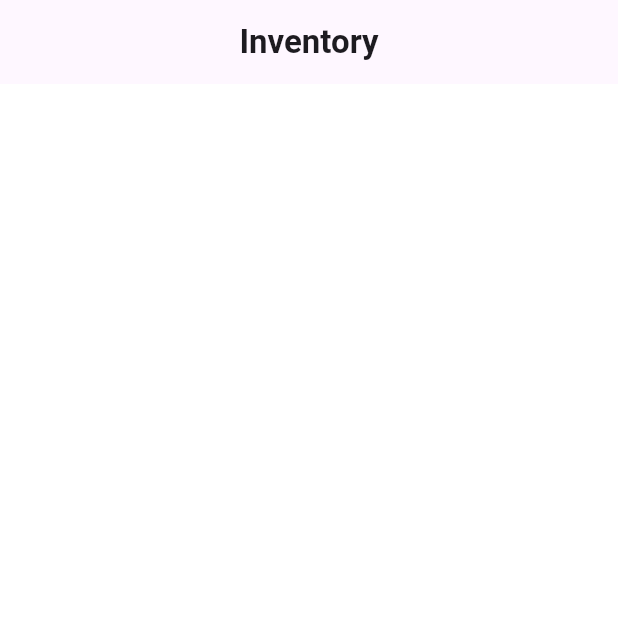
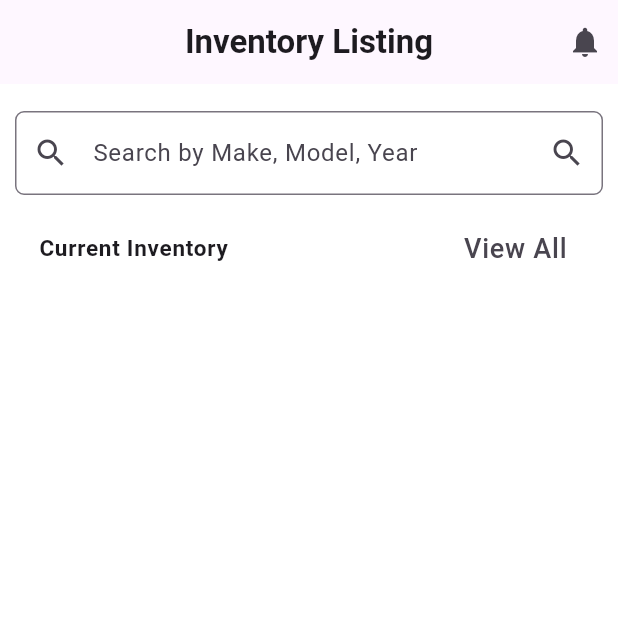
Before and after one commit to Tarikul69/car_01, a Flutter app: the inventory screen opened directly, on a phone screen of 412 x 824 dp, the top half of it. Run offline on Flutter 3.47's test engine with Material 3 defaults, Android fonts, the phone set to English and light mode, and no system bars; our stand-ins replace font_awesome_flutter, get; missing offline and left inert: onboarding.

Commit message:
Inventory

```diff
--- a/lib/widgets/home/home.dart
+++ b/lib/widgets/home/home.dart
@@ -1,4 +1,3 @@
-import 'package:car_01/components/navbar.dart';
 import 'package:flutter/material.dart';
 import 'package:car_01/components/card.dart';
 
@@ -49,7 +48,7 @@
               trailing: InkWell(
                 child: Text(
                   "View All",
-                  style: TextStyle(fontSize: 20),
+                  style: TextStyle(fontSize: 18),
                 ),
               ),
             ),
--- a/lib/widgets/inventory/inventory.dart
+++ b/lib/widgets/inventory/inventory.dart
@@ -9,8 +9,49 @@
       appBar: AppBar(
         centerTitle: true,
         title: Text(
-          "Inventory",
+          "Inventory Listing",
           style: TextStyle(fontWeight: FontWeight.bold),
+        ),
+        actions: [
+          Padding(
+            padding: const EdgeInsets.all(10),
+            child: Icon(Icons.notifications),
+          )
+        ],
+      ),
+      body: Container(
+        padding: EdgeInsets.all(10),
+        child: Column(
+          children: [
+            SizedBox(
+              height: 8,
+            ),
+            TextField(
+              decoration: InputDecoration(
+                  focusColor: Color.fromARGB(255, 14, 18, 68),
+                  border: OutlineInputBorder(
+                    borderRadius: BorderRadius.all(
+                      Radius.circular(6),
+                    ),
+                  ),
+                  prefixIcon: Icon(Icons.search),
+                  suffixIcon: Icon(Icons.search),
+                  hintText: 'Search by Make, Model, Year'),
+            ),
+            SizedBox(height: 8),
+            ListTile(
+              title: Text(
+                "Current Inventory",
+                style: TextStyle(fontWeight: FontWeight.bold, fontSize: 15),
+              ),
+              trailing: InkWell(
+                child: Text(
+                  "View All",
+                  style: TextStyle(fontSize: 18),
+                ),
+              ),
+            ),
+          ],
         ),
       ),
     );
```
Also changed, not shown: lib/widgets/profile/profile.dart (+44 -5 lines).
